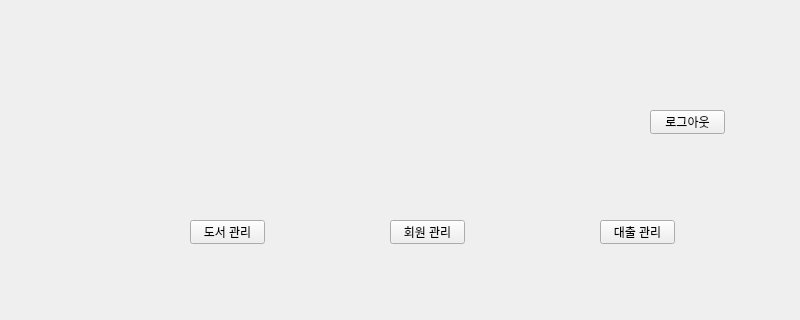
This is uis/main_window_manager.ui in DaeyeongCho/DataBaseLectureProject as Qt 5 draws it before an edit; both pictures show x 0 to 800 and y 0 to 320 of the 800 by 600 pixel window. The edited form follows.
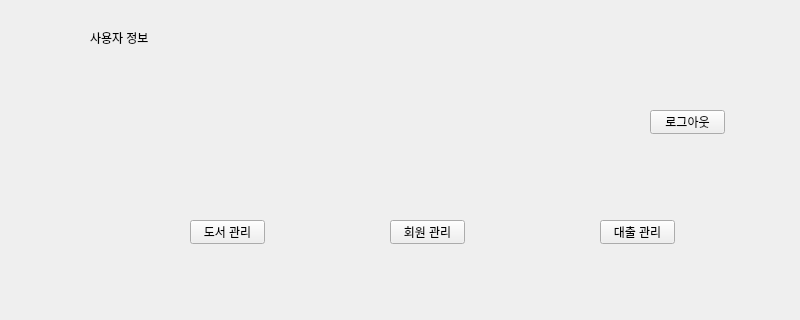
This is the edited form.

```diff
--- a/uis/main_window_manager.ui
+++ b/uis/main_window_manager.ui
@@ -66,6 +66,19 @@
      <string>로그아웃</string>
     </property>
    </widget>
+   <widget class="QLabel" name="labelUserInfo">
+    <property name="geometry">
+     <rect>
+      <x>90</x>
+      <y>30</y>
+      <width>621</width>
+      <height>16</height>
+     </rect>
+    </property>
+    <property name="text">
+     <string>사용자 정보</string>
+    </property>
+   </widget>
   </widget>
   <widget class="QMenuBar" name="menubar">
    <property name="geometry">
```
